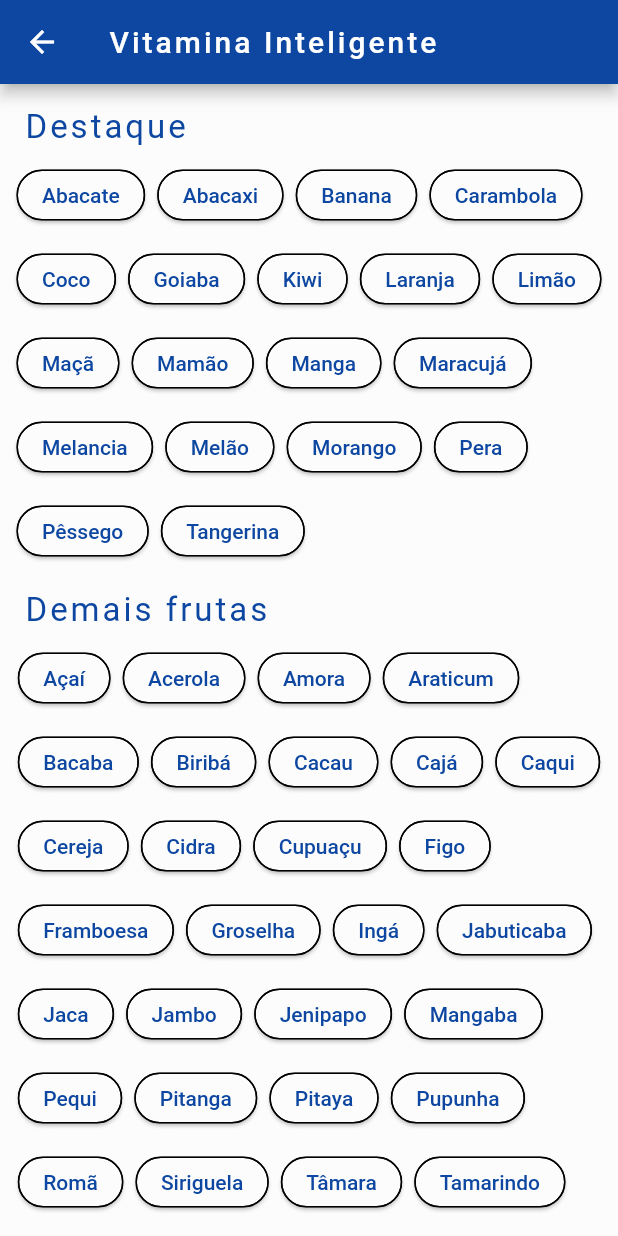
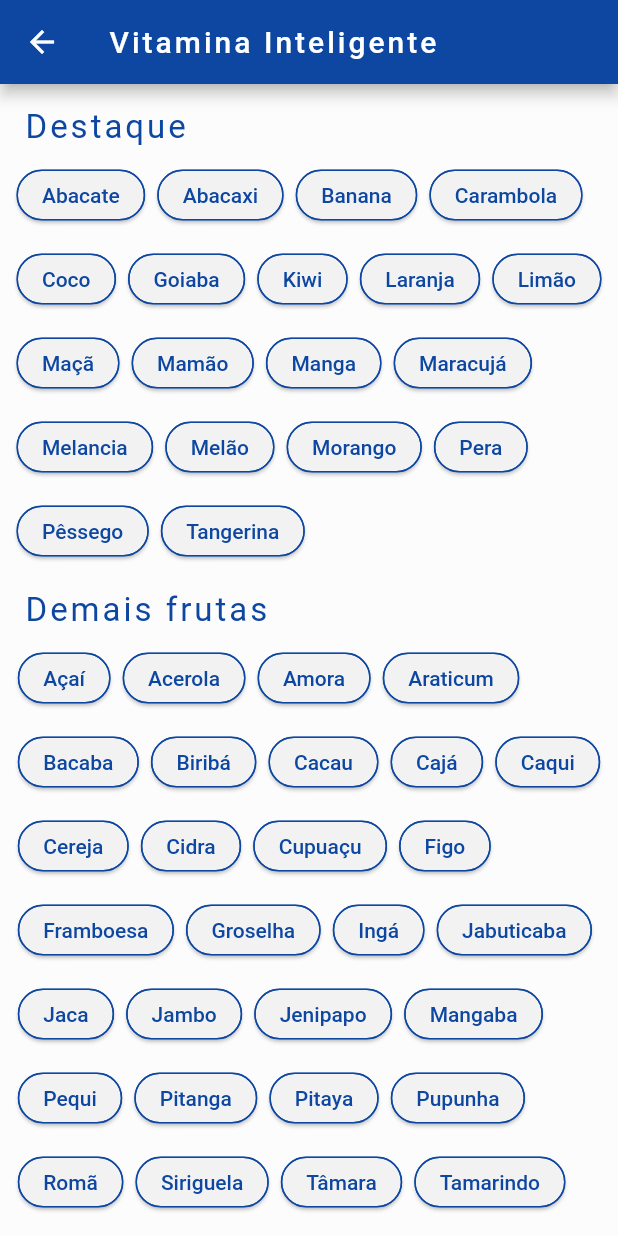
Before and after one commit to thalesbm/flutter_vitaminas, a Flutter app: the screen it shows after launch, after a tap on "Vitamina Inteligente", on a phone screen of 412 x 824 dp. Run offline on Flutter 3.47's test engine with Material 2 defaults, Android fonts, the light colour scheme and no system bars; our stand-ins replace google_fonts, hexcolor; Roboto replaces fonts that are missing (Ubuntu).

Commit message:
organizado layout

```diff
--- a/lib/common/view/colors.dart
+++ b/lib/common/view/colors.dart
@@ -4,5 +4,6 @@ class PaletteColors {
   static String firstCardColor = "#b71c1c";
   static String secondCardColor = "#1b5e20";
   static String thirdCardColor = "#f57f17";
+  static String grayColor = "#20b9b9b9";
 
 }
--- a/lib/feature/home/view/item_view.dart
+++ b/lib/feature/home/view/item_view.dart
@@ -41,16 +41,7 @@ class HomeItemView extends StatelessWidget {
       padding: EdgeInsets.only(left: 16, right: 16, bottom: 8, top: 16),
       child: Align(
         alignment: Alignment.bottomLeft,
-        child: Text(
-          _homeModel.title,
-          style: GoogleFonts.ubuntu(
-            textStyle: TextStyle(
-              letterSpacing: 2,
-              color: Colors.white,
-              fontSize: 18,
-            ),
-          ),
-        ),
+        child: getText(_homeModel.title, 2, 18),
       ),
     );
   }
@@ -60,16 +51,7 @@ class HomeItemView extends StatelessWidget {
       padding: EdgeInsets.only(left: 16, right: 16, bottom: 16),
       child: Align(
         alignment: Alignment.bottomLeft,
-        child: Text(
-          _homeModel.description,
-          style: GoogleFonts.ubuntu(
-            textStyle: TextStyle(
-              letterSpacing: 1,
-              color: Colors.white,
-              fontSize: 14,
-            ),
-          ),
-        ),
+        child: getText(_homeModel.description, 1, 14),
       ),
     );
   }
@@ -80,4 +62,17 @@ class HomeItemView extends StatelessWidget {
       borderRadius: BorderRadius.circular(4),
     );
   }
+
+  Text getText(String text, double spacing, double size) {
+    return Text(
+      text,
+      style: GoogleFonts.ubuntu(
+        textStyle: TextStyle(
+          letterSpacing: spacing,
+          color: Colors.white,
+          fontSize: size,
+        ),
+      ),
+    );
+  }
 }
--- a/lib/feature/smart/view/chips_view.dart
+++ b/lib/feature/smart/view/chips_view.dart
@@ -14,6 +14,7 @@ class ChipsView extends StatefulWidget {
 
 class _ChipsState extends State<ChipsView> {
   final List<String> _fruits;
+  bool _select2ed = false;
 
   _ChipsState(this._fruits);
 
@@ -34,28 +35,36 @@ class _ChipsState extends State<ChipsView> {
   ChoiceChip _getChoiceChip(BuildContext context, String option) {
     return ChoiceChip(
       padding: EdgeInsets.only(left: 8, right: 8),
-      label: Text(
-        option,
-        style: GoogleFonts.ubuntu(
-          textStyle: TextStyle(
-            color: HexColor(PaletteColors.primaryColor),
-          ),
-        ),
-      ),
-      selected: false,
+      label: getText(option),
+      selected: _select2ed,
       selectedColor: Colors.deepPurple,
-      backgroundColor: Colors.white30,
-      shape: StadiumBorder(side: BorderSide()),
+      backgroundColor: HexColor(PaletteColors.grayColor),
+      shape: _getShape(),
       onSelected: (selected) {
-        setState(() {});
+        setState(() {
+          _select2ed = !_select2ed;
+        });
       },
-      // onSelected: (value) {
-      //   // setState(() {
-      //   //   defaultChoiceIndex = value ? index : defaultChoiceIndex;
-      //   // });
-      // },
-      // backgroundColor: color,
       elevation: 1,
     );
   }
+
+  Text getText(String option) {
+    return Text(
+      option,
+      style: GoogleFonts.ubuntu(
+        textStyle: TextStyle(
+          color: HexColor(PaletteColors.primaryColor),
+        ),
+      ),
+    );
+  }
+
+  StadiumBorder _getShape() {
+    return StadiumBorder(
+      side: BorderSide(
+        color: HexColor(PaletteColors.primaryColor),
+      ),
+    );
+  }
 }
```
